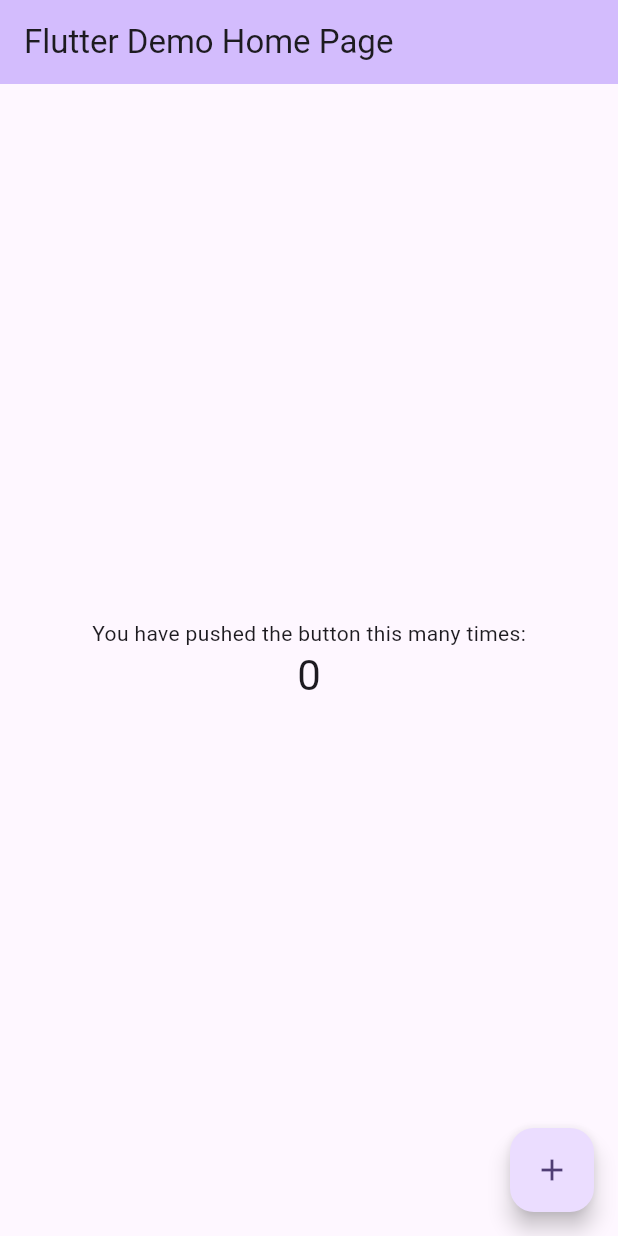
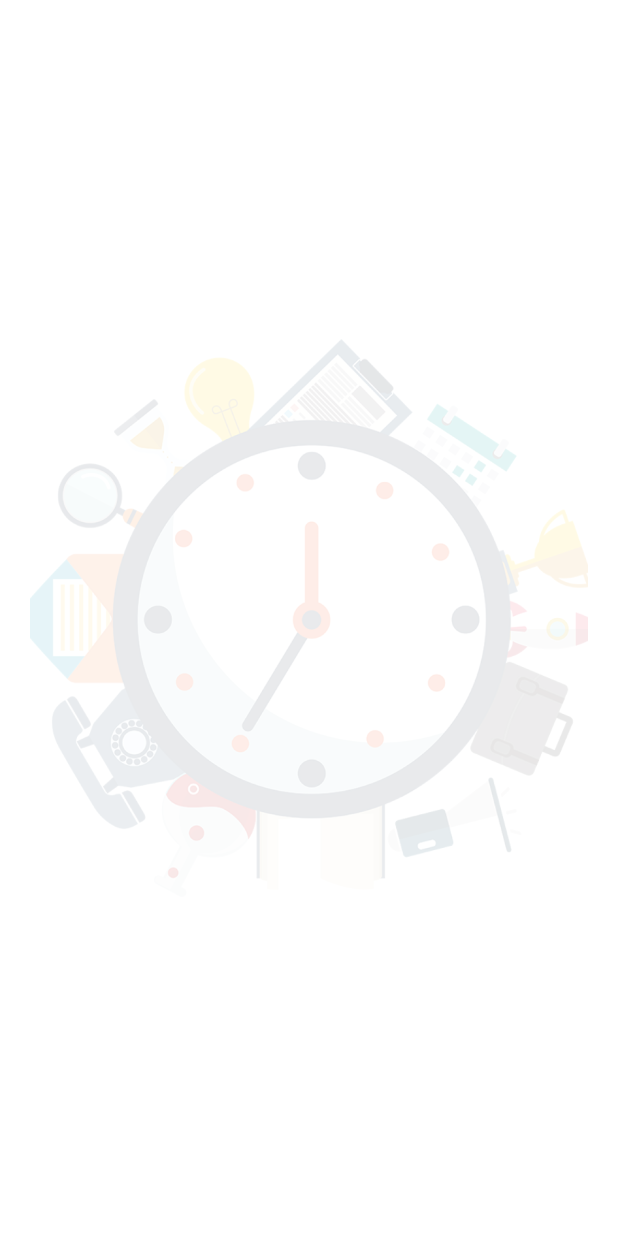
Before and after one commit to deyvissoneduardo/todo_app, a Flutter app: the first screen one second after launch, on a phone screen of 412 x 824 dp. Run offline on Flutter 3.47's test engine with Material 3 defaults, Android fonts, the phone set to English and light mode, and no system bars; our stand-ins replace get.

Commit message:
module splash

```diff
--- /dev/null
+++ b/lib/app/core/widgets/images_path.dart
@@ -0,0 +1,3 @@
+sealed class ImagesPath {
+  static const SPLASH = 'assets/images/splash.png';
+}
--- /dev/null
+++ b/lib/app/modules/home/home_bindings.dart
@@ -0,0 +1,9 @@
+import 'package:get/get.dart';
+import './home_controller.dart';
+
+class HomeBindings implements Bindings {
+    @override
+    void dependencies() {
+        Get.put(HomeController());
+    }
+}
--- /dev/null
+++ b/lib/app/modules/home/home_controller.dart
@@ -0,0 +1,3 @@
+import 'package:get/get.dart';
+
+class HomeController extends GetxController {}
--- /dev/null
+++ b/lib/app/modules/notifications/notifications_bindings.dart
@@ -0,0 +1,9 @@
+import 'package:get/get.dart';
+import './notifications_controller.dart';
+
+class NotificationsBindings implements Bindings {
+    @override
+    void dependencies() {
+        Get.put(NotificationsController());
+    }
+}
--- /dev/null
+++ b/lib/app/modules/notifications/notifications_controller.dart
@@ -0,0 +1,3 @@
+import 'package:get/get.dart';
+
+class NotificationsController extends GetxController {}
--- /dev/null
+++ b/lib/app/modules/splash/splash_bindings.dart
@@ -0,0 +1,9 @@
+import 'package:get/get.dart';
+import './splash_controller.dart';
+
+class SplashBindings implements Bindings {
+  @override
+  void dependencies() {
+    Get.put(SplashController());
+  }
+}
--- /dev/null
+++ b/lib/app/modules/splash/splash_controller.dart
@@ -0,0 +1,19 @@
+import 'package:flutter/material.dart';
+import 'package:get/get.dart';
+
+class SplashController extends GetxController {
+  RxDouble scale = 10.0.obs;
+  RxDouble animationOpacityLogo = 0.0.obs;
+
+  double get logoAnimetionWidth => 100 * scale.value;
+  double get logoAnimetionHeight => 120 * scale.value;
+
+  @override
+  void onInit() {
+    WidgetsBinding.instance.addPostFrameCallback((timeStamp) {
+      animationOpacityLogo.value = 1.0;
+      scale.value = 1;
+    });
+    super.onInit();
+  }
+}
--- /dev/null
+++ b/lib/app/modules/splash/splash_page.dart
@@ -0,0 +1,37 @@
+import 'package:get/get.dart';
+import 'package:flutter/material.dart';
+import '../../core/widgets/images_path.dart';
+import '../../core/widgets/size_config.dart';
+import '../../routes/app_route.dart';
+import '../home/home_page.dart';
+import './splash_controller.dart';
+
+class SplashPage extends GetView<SplashController> {
+  const SplashPage({Key? key}) : super(key: key);
+
+  @override
+  Widget build(BuildContext context) {
+    return Obx(() {
+      return AnimatedOpacity(
+        opacity: controller.animationOpacityLogo.value,
+        duration: const Duration(seconds: 3),
+        curve: Curves.easeIn,
+        onEnd: () => Get.offAndToNamed(AppRoute.HOME),
+        child: AnimatedContainer(
+          duration: const Duration(seconds: 3),
+          color: Colors.white,
+          width: controller.logoAnimetionWidth,
+          height: controller.logoAnimetionHeight,
+          curve: Curves.linearToEaseOut,
+          padding: const EdgeInsets.symmetric(
+            horizontal: 20.0,
+          ),
+          child: Image.asset(
+            ImagesPath.SPLASH,
+            height: 40 * SizeConfig.heightMultiplier,
+          ),
+        ),
+      );
+    });
+  }
+}
--- /dev/null
+++ b/lib/app/routes/app_route.dart
@@ -0,0 +1,34 @@
+import 'package:get/get.dart';
+
+import '../modules/home/home_bindings.dart';
+import '../modules/home/home_page.dart';
+import '../modules/notifications/notifications_bindings.dart';
+import '../modules/notifications/notifications_page.dart';
+import '../modules/splash/splash_bindings.dart';
+import '../modules/splash/splash_page.dart';
+
+sealed class AppRoute {
+  static const SPLASH = '/';
+  static const HOME = '/home';
+  static const NOTIFICATION = '/notifications';
+
+  static List<GetPage> get pages => <GetPage>[
+        GetPage(
+          name: SPLASH,
+          page: () => const SplashPage(),
+          binding: SplashBindings(),
+        ),
+        GetPage(
+          name: HOME,
+          page: () => const HomePage(),
+          binding: HomeBindings(),
+          transition: Transition.leftToRight,
+          transitionDuration: const Duration(milliseconds: 450),
+        ),
+        GetPage(
+          name: NOTIFICATION,
+          page: () => const NotificationsPage(),
+          binding: NotificationsBindings(),
+        ),
+      ];
+}
--- a/lib/main.dart
+++ b/lib/main.dart
@@ -1,125 +1,35 @@
 import 'package:flutter/material.dart';
+import 'package:get/get.dart';
 
-void main() {
+import 'app/modules/core/core_bindings.dart';
+import 'app/modules/splash/splash_page.dart';
+import 'app/core/widgets/size_config.dart';
+import 'app/routes/app_route.dart';
+
+void main() async {
   runApp(const MyApp());
 }
 
 class MyApp extends StatelessWidget {
-  const MyApp({super.key});
+  const MyApp({Key? key}) : super(key: key);
 
-  // This widget is the root of your application.
   @override
   Widget build(BuildContext context) {
-    return MaterialApp(
-      title: 'Flutter Demo',
-      theme: ThemeData(
-        // This is the theme of your application.
-        //
-        // TRY THIS: Try running your application with "flutter run". You'll see
-        // the application has a blue toolbar. Then, without quitting the app,
-        // try changing the seedColor in the colorScheme below to Colors.green
-        // and then invoke "hot reload" (save your changes or press the "hot
-        // reload" button in a Flutter-supported IDE, or press "r" if you used
-        // the command line to start the app).
-        //
-        // Notice that the counter didn't reset back to zero; the application
-        // state is not lost during the reload. To reset the state, use hot
-        // restart instead.
-        //
-        // This works for code too, not just values: Most code changes can be
-        // tested with just a hot reload.
-        colorScheme: ColorScheme.fromSeed(seedColor: Colors.deepPurple),
-        useMaterial3: true,
-      ),
-      home: const MyHomePage(title: 'Flutter Demo Home Page'),
+    return LayoutBuilder(
+      builder: (context, constraints) {
+        return OrientationBuilder(
+          builder: (context, orientation) {
+            SizeConfig().init(constraints, orientation);
+            return GetMaterialApp(
+              debugShowCheckedModeBanner: false,
+              home: const SplashPage(),
+              initialBinding: CoreBindings(),
+              initialRoute: AppRoute.SPLASH,
+              getPages: AppRoute.pages,
+            );
+          },
+        );
+      },
     );
   }
 }
-
-class MyHomePage extends StatefulWidget {
-  const MyHomePage({super.key, required this.title});
-
-  // This widget is the home page of your application. It is stateful, meaning
-  // that it has a State object (defined below) that contains fields that affect
-  // how it looks.
-
-  // This class is the configuration for the state. It holds the values (in this
-  // case the title) provided by the parent (in this case the App widget) and
-  // used by the build method of the State. Fields in a Widget subclass are
-  // always marked "final".
-
-  final String title;
-
-  @override
-  State<MyHomePage> createState() => _MyHomePageState();
-}
-
-class _MyHomePageState extends State<MyHomePage> {
-  int _counter = 0;
-
-  void _incrementCounter() {
-    setState(() {
-      // This call to setState tells the Flutter framework that something has
-      // changed in this State, which causes it to rerun the build method below
-      // so that the display can reflect the updated values. If we changed
-      // _counter without calling setState(), then the build method would not be
-      // called again, and so nothing would appear to happen.
-      _counter++;
-    });
-  }
-
-  @override
-  Widget build(BuildContext context) {
-    // This method is rerun every time setState is called, for instance as done
-    // by the _incrementCounter method above.
-    //
-    // The Flutter framework has been optimized to make rerunning build methods
-    // fast, so that you can just rebuild anything that needs updating rather
-    // than having to individually change instances of widgets.
-    return Scaffold(
-      appBar: AppBar(
-        // TRY THIS: Try changing the color here to a specific color (to
-        // Colors.amber, perhaps?) and trigger a hot reload to see the AppBar
-        // change color while the other colors stay the same.
-        backgroundColor: Theme.of(context).colorScheme.inversePrimary,
-        // Here we take the value from the MyHomePage object that was created by
-        // the App.build method, and use it to set our appbar title.
-        title: Text(widget.title),
-      ),
-      body: Center(
-        // Center is a layout widget. It takes a single child and positions it
-        // in the middle of the parent.
-        child: Column(
-          // Column is also a layout widget. It takes a list of children and
-          // arranges them vertically. By default, it sizes itself to fit its
-          // children horizontally, and tries to be as tall as its parent.
-          //
-          // Column has various properties to control how it sizes itself and
-          // how it positions its children. Here we use mainAxisAlignment to
-          // center the children vertically; the main axis here is the vertical
-          // axis because Columns are vertical (the cross axis would be
-          // horizontal).
-          //
-          // TRY THIS: Invoke "debug painting" (choose the "Toggle Debug Paint"
-          // action in the IDE, or press "p" in the console), to see the
-          // wireframe for each widget.
-          mainAxisAlignment: MainAxisAlignment.center,
-          children: <Widget>[
-            const Text(
-              'You have pushed the button this many times:',
-            ),
-            Text(
-              '$_counter',
-              style: Theme.of(context).textTheme.headlineMedium,
-            ),
-          ],
-        ),
-      ),
-      floatingActionButton: FloatingActionButton(
-        onPressed: _incrementCounter,
-        tooltip: 'Increment',
-        child: const Icon(Icons.add),
-      ), // This trailing comma makes auto-formatting nicer for build methods.
-    );
-  }
-}
--- a/pubspec.yaml
+++ b/pubspec.yaml
@@ -11,6 +11,7 @@ dependencies:
     sdk: flutter
 
   cupertino_icons: ^1.0.2
+  get: ^4.6.6
 
 dev_dependencies:
   flutter_test:
```
Also changed, not shown: lib/app/modules/core/core_bindings.dart (added, +12 -0 lines), lib/app/modules/home/home_page.dart (added, +16 -0 lines), lib/app/modules/notifications/notifications_page.dart (added, +16 -0 lines), pubspec.lock.
